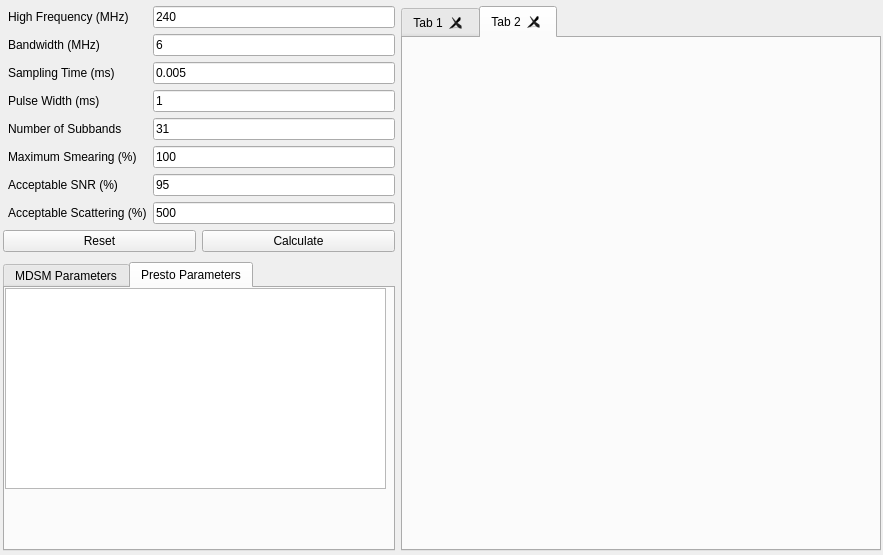
lessju/MDSM, file python/main.ui: the form before one commit.
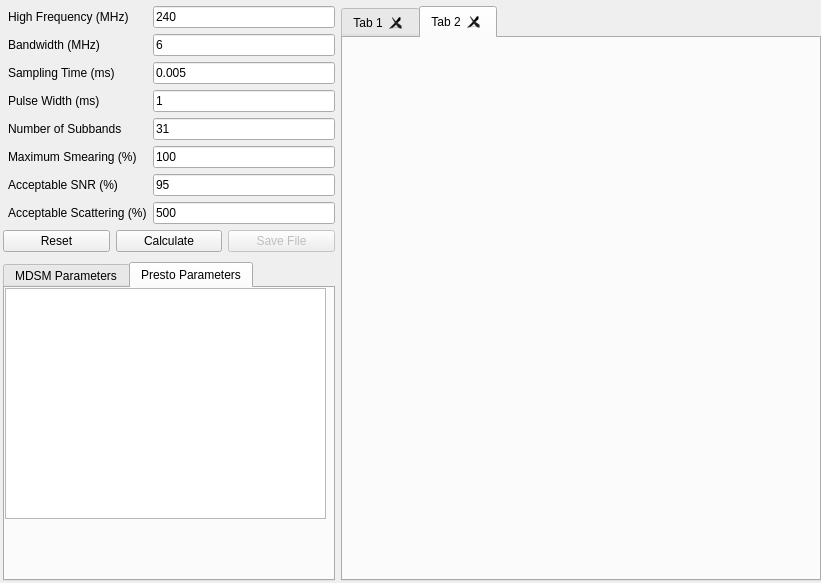
The form after the commit.

```diff
--- a/python/main.ui
+++ b/python/main.ui
@@ -6,8 +6,8 @@
    <rect>
     <x>0</x>
     <y>0</y>
-    <width>883</width>
-    <height>555</height>
+    <width>821</width>
+    <height>583</height>
    </rect>
   </property>
   <property name="windowTitle">
@@ -18,8 +18,8 @@
     <rect>
      <x>0</x>
      <y>0</y>
-     <width>881</width>
-     <height>551</height>
+     <width>821</width>
+     <height>581</height>
     </rect>
    </property>
    <layout class="QHBoxLayout" name="horizontalLayout">
@@ -265,7 +265,17 @@
           </property>
          </widget>
         </item>
-        <item row="1" column="0" colspan="2">
+        <item row="0" column="2">
+         <widget class="QPushButton" name="saveButton">
+          <property name="enabled">
+           <bool>false</bool>
+          </property>
+          <property name="text">
+           <string>Save File</string>
+          </property>
+         </widget>
+        </item>
+        <item row="1" column="0" colspan="3">
          <widget class="QTabWidget" name="textTabWidget">
           <property name="currentIndex">
            <number>1</number>
@@ -422,10 +432,16 @@
              <rect>
               <x>0</x>
               <y>0</y>
-              <width>381</width>
-              <height>201</height>
+              <width>321</width>
+              <height>231</height>
              </rect>
             </property>
+            <property name="alternatingRowColors">
+             <bool>true</bool>
+            </property>
+            <property name="cornerButtonEnabled">
+             <bool>false</bool>
+            </property>
            </widget>
           </widget>
          </widget>
```
Left out of the diff: 2 changed lines with no effect on the pictures.
